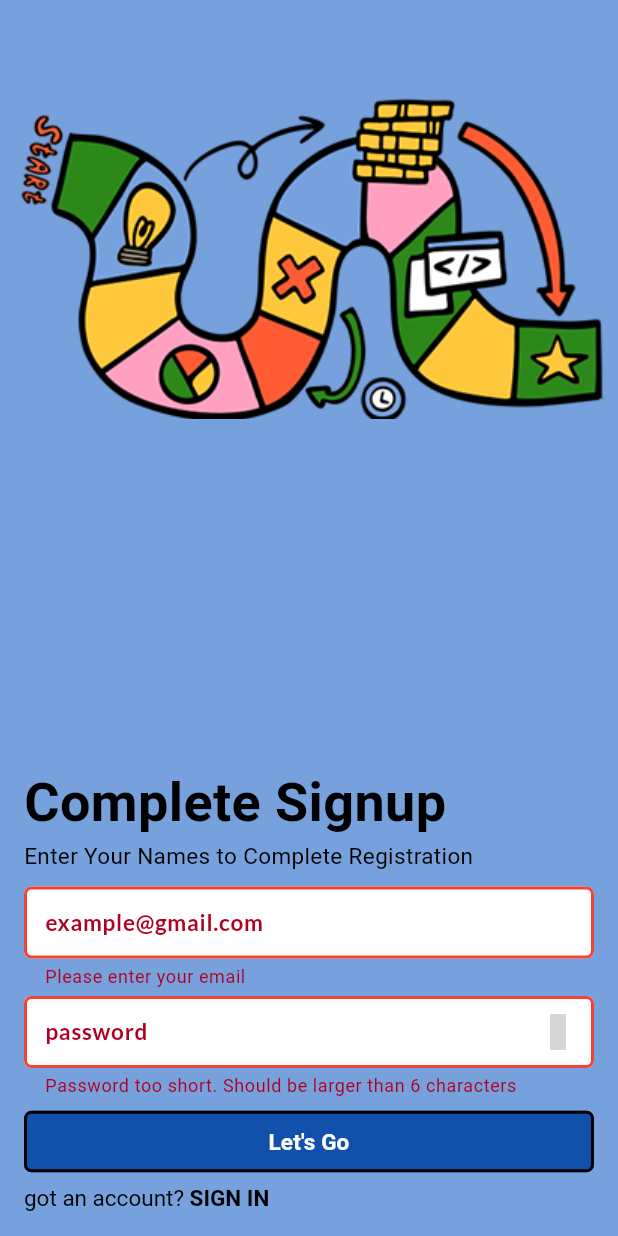
After one commit to JunubiLabs/nilean, a Flutter app: the CompleteSignupPage screen opened directly, after a tap on "Let's Go", on a phone screen of 412 x 824 dp. The commit adds this screen. Run offline on Flutter 3.47's test engine with Material 3 defaults, Android fonts, the phone set to English and light mode, and no system bars; our stand-ins replace firebase_auth, firebase_core, flutter_animate, flutter_bloc, google_fonts, hexcolor and 2 more; accounts and stored records are empty; generated files the repository leaves out were written again; Roboto replaces fonts that are missing (Kanit); grey boxes are pictures that could not be loaded.

```diff
--- /dev/null
+++ b/lib/ui/pages/complete_signup_page.dart
@@ -0,0 +1,233 @@
+import 'package:buai/blocs/auth/auth_bloc.dart';
+import 'package:buai/blocs/auth/auth_event.dart';
+import 'package:buai/blocs/auth/auth_state.dart';
+import 'package:buai/ui/widgets/app_buttons.dart';
+import 'package:buai/utils/colors.dart';
+import 'package:buai/utils/input_themes.dart';
+import 'package:flutter/gestures.dart';
+import 'package:flutter/material.dart';
+import 'package:flutter_bloc/flutter_bloc.dart';
+import 'package:google_fonts/google_fonts.dart';
+import 'package:loading_animation_widget/loading_animation_widget.dart';
+
+class CompleteSignupPage extends StatefulWidget {
+  const CompleteSignupPage({super.key});
+
+  @override
+  State<CompleteSignupPage> createState() => _CompleteSignupPageState();
+}
+
+class _CompleteSignupPageState extends State<CompleteSignupPage> {
+  final _formKey = GlobalKey<FormState>();
+  final _firstnameController = TextEditingController();
+  final _lastnameController = TextEditingController();
+
+  bool isObsecure = true;
+
+  @override
+  void dispose() {
+    _firstnameController.dispose();
+    _lastnameController.dispose();
+    super.dispose();
+  }
+
+  hidePassword() {
+    setState(() {
+      isObsecure = !isObsecure;
+    });
+  }
+
+  @override
+  Widget build(BuildContext context) {
+    return Scaffold(
+      backgroundColor: AppColors.primaryBlue,
+      body: BlocListener<AuthBloc, AuthState>(
+        listener: (context, state) {
+          if (state is AuthAuthenticated) {
+            Navigator.of(context).pushNamed('/home');
+          }
+          if (state is AuthError) {
+            ScaffoldMessenger.of(context).showSnackBar(
+              SnackBar(
+                content: Text(state.message),
+              ),
+            );
+          }
+        },
+        child: SafeArea(
+          child: BlocBuilder<AuthBloc, AuthState>(
+            builder: (context, state) {
+              return Stack(
+                children: [
+                  Positioned.fill(
+                    child: Column(
+                      mainAxisAlignment: MainAxisAlignment.start,
+                      crossAxisAlignment: CrossAxisAlignment.start,
+                      children: [
+                        Image.asset(
+                          'assets/images/complete-signup.png',
+                          width: double.maxFinite,
+                        )
+                      ],
+                    ),
+                  ),
+                  Padding(
+                    padding: EdgeInsets.all(16),
+                    child: Column(
+                      mainAxisAlignment: MainAxisAlignment.end,
+                      crossAxisAlignment: CrossAxisAlignment.start,
+                      children: [
+                        Text(
+                          "Complete Signup",
+                          style: GoogleFonts.jockeyOne(
+                            fontSize: 36,
+                            fontWeight: FontWeight.bold,
+                            color: Colors.black,
+                          ),
+                        ),
+                        Text(
+                          "Enter Your Names to Complete Registration",
+                          style: GoogleFonts.kanit(
+                            fontSize: 15,
+                          ),
+                        ),
+                        const SizedBox(height: 5),
+                        Form(
+                          key: _formKey,
+                          child: Column(
+                            mainAxisAlignment: MainAxisAlignment.start,
+                            crossAxisAlignment: CrossAxisAlignment.start,
+                            children: [
+                              const SizedBox(height: 5),
+                              TextFormField(
+                                controller: _firstnameController,
+                                style: GoogleFonts.lato(fontSize: 15),
+                                validator: (email) {
+                                  if (email == null || email.isEmpty) {
+                                    return 'Please enter your email';
+                                  }
+                                  if (!RegExp(
+                                          r"^[a-zA-Z0-9.]+@[a-zA-Z0-9]+\.[a-zA-Z]+")
+                                      .hasMatch(email)) {
+                                    return 'Please enter a valid email';
+                                  }
+                                  return null;
+                                },
+                                decoration: InputThemes.emailInput(context),
+                              ),
+                              const SizedBox(height: 5),
+                              TextFormField(
+                                controller: _lastnameController,
+                                style: GoogleFonts.lato(fontSize: 15),
+                                validator: (password) {
+                                  if (password == null) {
+                                    return 'Please enter your password';
+                                  }
+                                  if (password.length < 6) {
+                                    return 'Password too short. Should be larger than 6 characters';
+                                  }
+                                  return null;
+                                },
+                                obscuringCharacter: '*',
+                                obscureText: isObsecure,
+                                decoration: InputThemes.passwordInput(
+                                  context,
+                                  isObsecure,
+                                  hidePassword,
+                                ),
+                              ),
+                              if (state is AuthError) ...[
+                                const SizedBox(height: 5),
+                                RichText(
+                                  text: TextSpan(
+                                    text: "Error Occured Signing Up",
+                                    style: GoogleFonts.kanit(
+                                      fontSize: 15,
+                                      color: Colors.black,
+                                    ),
+                                    children: [
+                                      TextSpan(
+                                        recognizer: TapGestureRecognizer()
+                                          ..onTap = () {
+                                            Navigator.of(context)
+                                                .pushNamed('/reset-password');
+                                          },
+                                        text: "",
+                                        style: GoogleFonts.kanit(
+                                          fontSize: 15,
+                                          color: Colors.black,
+                                          fontWeight: FontWeight.bold,
+                                        ),
+                                      )
+                                    ],
+                                  ),
+                                ),
+                              ],
+                              const SizedBox(height: 5),
+                              AppButtons.blueButton(
+                                onPressed: () {
+                                  if (_formKey.currentState!.validate()) {
+                                    context
+                                        .read<AuthBloc>()
+                                        .add(SignUpRequested(
+                                          _firstnameController.value.text,
+                                          _lastnameController.value.text,
+                                        ));
+                                  }
+                                },
+                                child: SizedBox(
+                                  width: double.maxFinite,
+                                  child: state is AuthLoading
+                                      ? LoadingAnimationWidget.fourRotatingDots(
+                                          color: AppColors.primaryWhite,
+                                          size: 20,
+                                        )
+                                      : Text(
+                                          "Let's Go",
+                                          style: GoogleFonts.kanit(
+                                            fontSize: 15,
+                                            fontWeight: FontWeight.bold,
+                                          ),
+                                          textAlign: TextAlign.center,
+                                        ),
+                                ),
+                              ),
+                            ],
+                          ),
+                        ),
+                        const SizedBox(height: 5),
+                        RichText(
+                          text: TextSpan(
+                            text: "got an account?",
+                            style: GoogleFonts.kanit(
+                              fontSize: 15,
+                              color: Colors.black,
+                            ),
+                            children: [
+                              TextSpan(
+                                recognizer: TapGestureRecognizer()
+                                  ..onTap = () {
+                                    Navigator.of(context).pushNamed('/signin');
+                                  },
+                                text: " SIGN IN",
+                                style: GoogleFonts.kanit(
+                                  fontSize: 15,
+                                  color: Colors.black,
+                                  fontWeight: FontWeight.bold,
+                                ),
+                              )
+                            ],
+                          ),
+                        ),
+                      ],
+                    ),
+                  ),
+                ],
+              );
+            },
+          ),
+        ),
+      ),
+    );
+  }
+}
--- a/lib/ui/pages/home_page.dart
+++ b/lib/ui/pages/home_page.dart
@@ -10,6 +10,15 @@
 class _HomePageState extends State<HomePage> {
   @override
   Widget build(BuildContext context) {
-    return const Placeholder();
+    return Scaffold(
+      body: SafeArea(
+        child: SingleChildScrollView(
+          padding: EdgeInsets.all(16),
+          child: Column(
+            children: [],
+          ),
+        ),
+      ),
+    );
   }
 }
--- a/pubspec.yaml
+++ b/pubspec.yaml
@@ -44,6 +44,7 @@
   iconsax_plus: ^1.0.0
   hexcolor: ^3.0.1
   loading_animation_widget: ^1.3.0
+  cloud_firestore: ^5.6.3
 
 dev_dependencies:
   flutter_test:
```
Also changed, not shown: assets/images/complete-signup.png (added), pubspec.lock, 3 other files.
